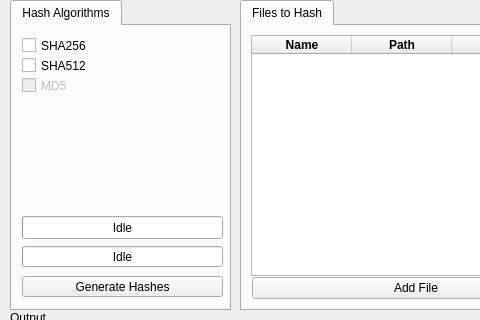
First picture: the form in GUI/FileHasherUI/filehasher.ui, repository AlEscher/FileHasher, before the edit; both pictures show x 0 to 480 and y 0 to 320 of the 932 by 612 pixel window.
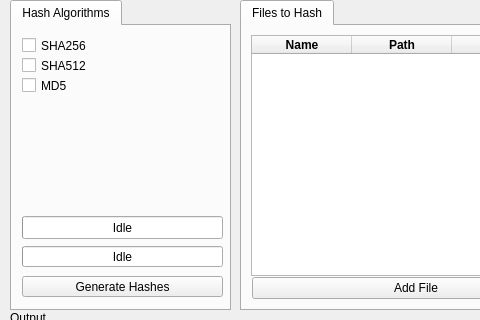
Second picture: the form after the edit.

Commit message: Added MD5 to GUI - Also added function to add stuff to the output, takes care of timestamp

Patch:
```diff
--- a/GUI/FileHasherUI/filehasher.ui
+++ b/GUI/FileHasherUI/filehasher.ui
@@ -183,7 +183,7 @@
      </widget>
      <widget class="QCheckBox" name="md5CB">
       <property name="enabled">
-       <bool>false</bool>
+       <bool>true</bool>
       </property>
       <property name="geometry">
        <rect>
@@ -200,7 +200,7 @@
        <string>MD5</string>
       </property>
       <property name="checkable">
-       <bool>false</bool>
+       <bool>true</bool>
       </property>
      </widget>
      <widget class="QPushButton" name="hashButton">
```
The commit also changes 6 other files.
